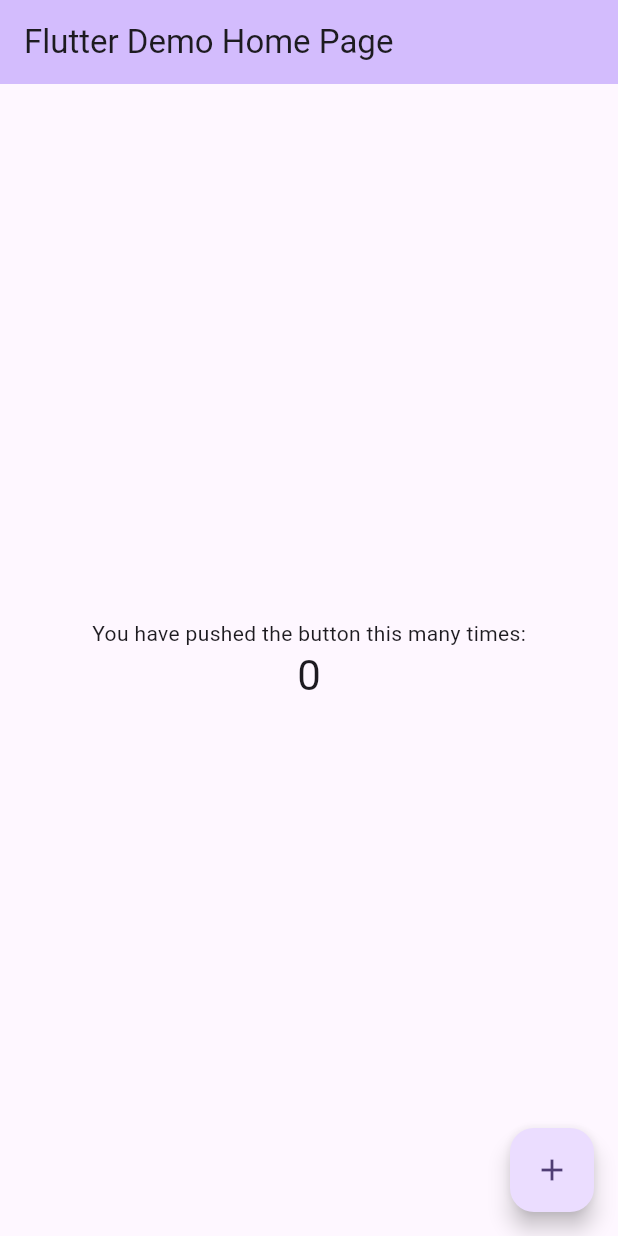
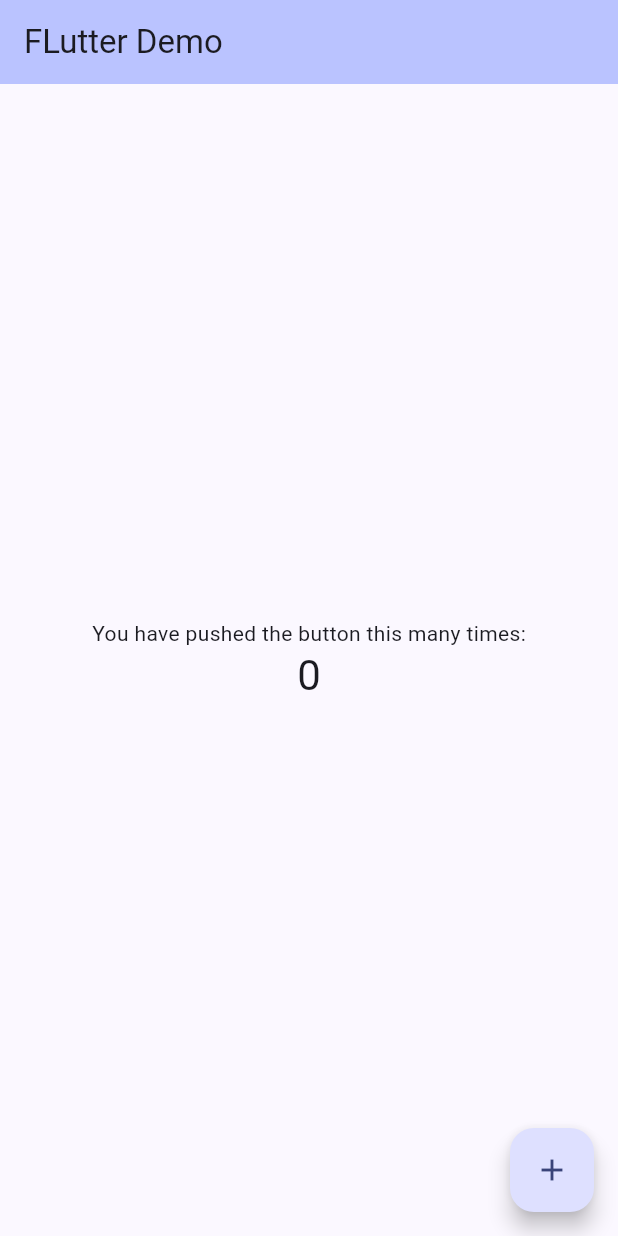
Before and after one commit to mousei0n/RaptitApp2025, a Flutter app: the screen it shows after launch, on a phone screen of 412 x 824 dp. Run offline on Flutter 3.47's test engine with Material 3 defaults, Android fonts, the phone set to English and light mode, and no system bars; our stand-ins replace go_router.

```diff
--- a/lib/main.dart
+++ b/lib/main.dart
@@ -1,4 +1,5 @@
 import 'package:flutter/material.dart';
+import 'package:raptitapp2025/router/router.dart';
 
 void main() {
   runApp(const MyApp());
@@ -7,15 +8,18 @@ void main() {
 class MyApp extends StatelessWidget {
   const MyApp({super.key});
 
-  // This widget is the root of your application.
   @override
   Widget build(BuildContext context) {
-    return MaterialApp(
+    return MaterialApp.router(
+      routerDelegate: goRouter.routerDelegate,
+      routeInformationParser: goRouter.routeInformationParser,
+      routeInformationProvider: goRouter.routeInformationProvider,
+
       title: 'Flutter Demo',
       theme: ThemeData(
-        colorScheme: ColorScheme.fromSeed(seedColor: Colors.deepPurple),
+        colorScheme: ColorScheme.fromSeed(seedColor: Colors.indigo),
       ),
-      home: const MyHomePage(title: 'Flutter Demo Home Page'),
+      // home: const AccoutScreen(),
     );
   }
 }
--- /dev/null
+++ b/lib/router/router.dart
@@ -0,0 +1,21 @@
+import 'package:flutter/material.dart';
+import 'package:go_router/go_router.dart';
+import 'package:raptitapp2025/main.dart';
+
+final goRouter = GoRouter(
+  // アプリが起動した時
+  initialLocation: '/',
+  // パスと画面の組み合わせ
+  routes: [
+    GoRoute(
+      path: '/',
+      name: 'initial',
+      pageBuilder: (context, state) {
+        return MaterialPage(
+          key: state.pageKey,
+          child: const MyHomePage(title: 'FLutter Demo'),
+        );
+      },
+    ),
+  ],
+);
--- a/pubspec.yaml
+++ b/pubspec.yaml
@@ -9,8 +9,7 @@ environment:
 dependencies:
   flutter:
     sdk: flutter
-  cupertino_icons: ^1.0.8
-
+  go_router: ^16.0.0
 dev_dependencies:
   flutter_test:
     sdk: flutter
```
Also changed, not shown: pubspec.lock.
